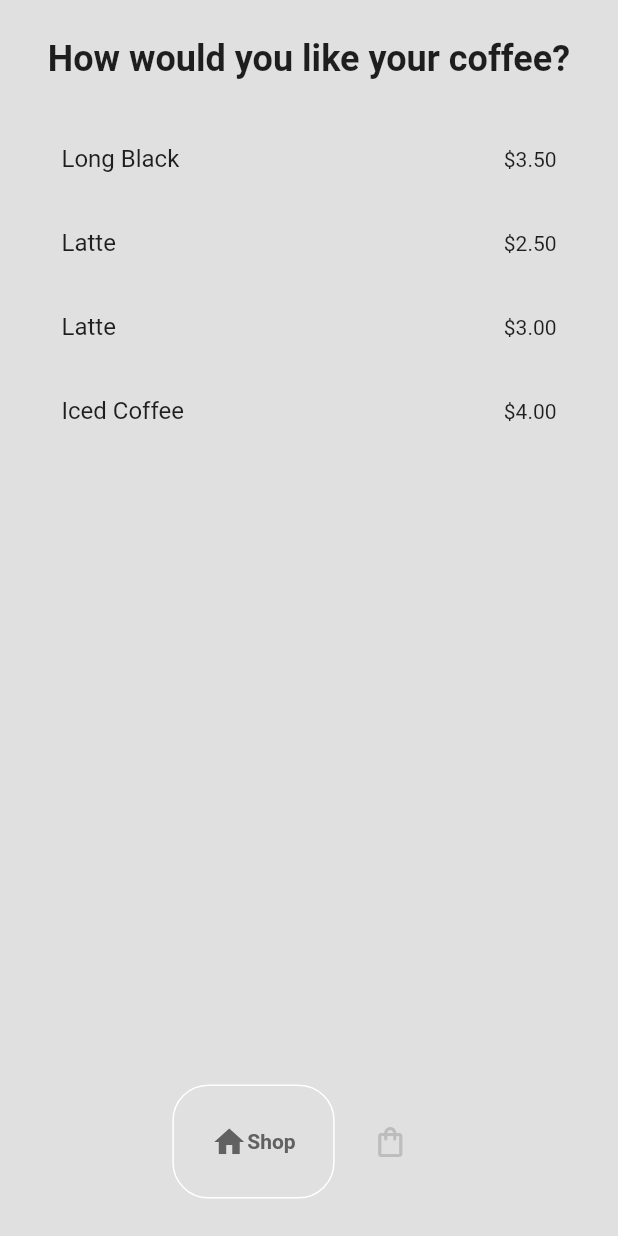
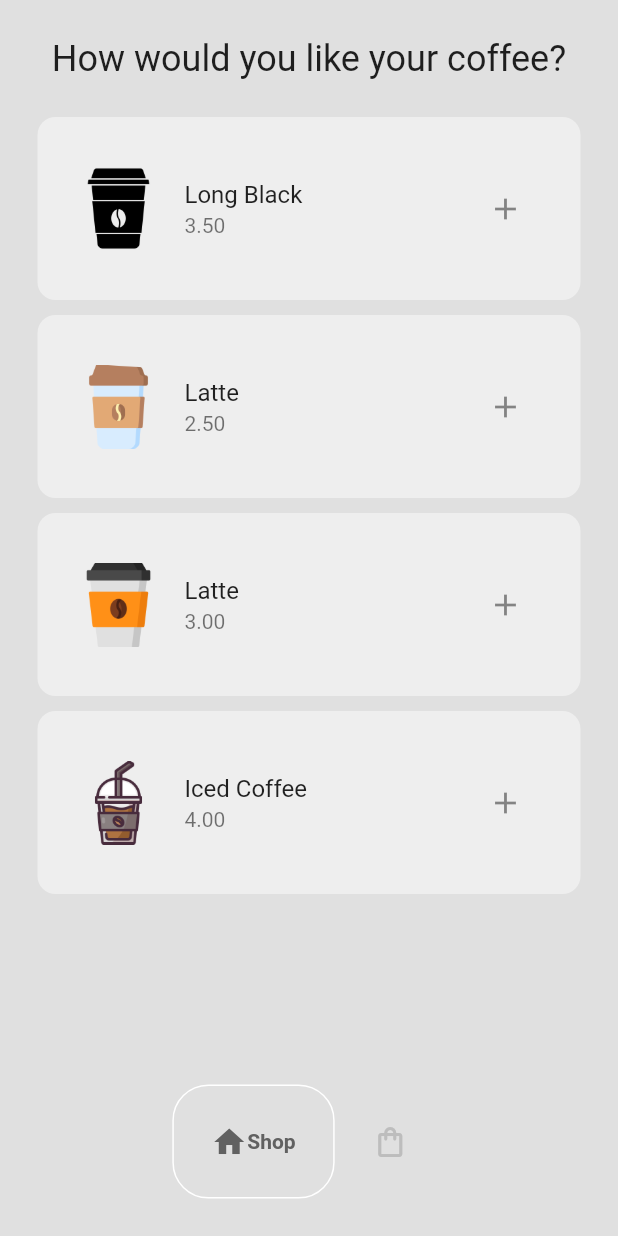
Before and after one commit to stefano-perico/cofeeshop, a Flutter app: the screen it shows after launch, on a phone screen of 412 x 824 dp. Run offline on Flutter 3.47's test engine with Material 2 defaults, Android fonts, the phone set to English and light mode, and no system bars; drawn by our look-alikes of google_nav_bar.

Commit message:
add coffee tile

```diff
--- /dev/null
+++ b/lib/components/coffee_tile.dart
@@ -0,0 +1,29 @@
+import 'package:cofeeshop/models/coffee.dart';
+import 'package:flutter/material.dart';
+
+final class CoffeeTile extends StatelessWidget {
+  final Coffee coffee;
+  final void Function()? onPressed;
+  CoffeeTile({super.key, required this.coffee, required this.onPressed});
+
+  @override
+  Widget build(BuildContext context) {
+    return Container(
+      decoration: BoxDecoration(
+        color: Colors.grey[200],
+        borderRadius: const BorderRadius.all(Radius.circular(12)),
+      ),
+      margin: const EdgeInsets.only(bottom: 10),
+      padding: const EdgeInsets.symmetric(vertical: 25, horizontal: 10),
+      child: ListTile(
+        title: Text(coffee.name),
+        subtitle: Text(coffee.price),
+        leading: Image.asset(coffee.imagePath),
+        trailing: IconButton(
+          onPressed: onPressed,
+          icon: const Icon(Icons.add),
+        )
+      ),
+    );
+  }
+}
--- a/lib/models/coffee_shop.dart
+++ b/lib/models/coffee_shop.dart
@@ -12,7 +12,7 @@ class CoffeeShop extends ChangeNotifier {
     Coffee(
       name: 'Latte',
       price: "2.50",
-      imagePath: 'lib/images/latte.png',
+      imagePath: 'lib/images/late.png',
     ),
     Coffee(
       name: 'Latte',
--- a/lib/pages/shop_page.dart
+++ b/lib/pages/shop_page.dart
@@ -1,3 +1,4 @@
+import 'package:cofeeshop/components/coffee_tile.dart';
 import 'package:cofeeshop/models/coffee.dart';
 import 'package:cofeeshop/models/coffee_shop.dart';
 import 'package:flutter/material.dart';
@@ -11,6 +12,14 @@ class ShopPage extends StatefulWidget {
 }
 
 class _ShopPageState extends State<ShopPage> {
+  // add coffee to cart
+  void addToCart(Coffee coffee) {
+    // get the coffee shop
+    CoffeeShop coffeeShop = Provider.of<CoffeeShop>(context, listen: false);
+    // add the coffee to cart
+    coffeeShop.addToCart(coffee);
+  }
+
   @override
   Widget build(BuildContext context) {
     return Consumer<CoffeeShop>(
@@ -23,7 +32,6 @@ class _ShopPageState extends State<ShopPage> {
                 'How would you like your coffee?',
                 style: TextStyle(
                   fontSize: 24,
-                  fontWeight: FontWeight.bold,
                 ),
               ),
               const SizedBox(height: 25),
@@ -35,13 +43,9 @@ class _ShopPageState extends State<ShopPage> {
                     // get individual coffee
                     Coffee eachCoffee = value.coffeeShop[index];
                     //return the tile for this coffee
-                    return ListTile(
-                      onTap: () {
-                        // add this coffee to cart
-                        value.addToCart(eachCoffee);
-                      },
-                      title: Text(eachCoffee.name),
-                      trailing: Text('\$${eachCoffee.price}'),
+                    return CoffeeTile(
+                      coffee: eachCoffee,
+                      onPressed: () => addToCart(eachCoffee),
                     );
                   },
                 ),
```
